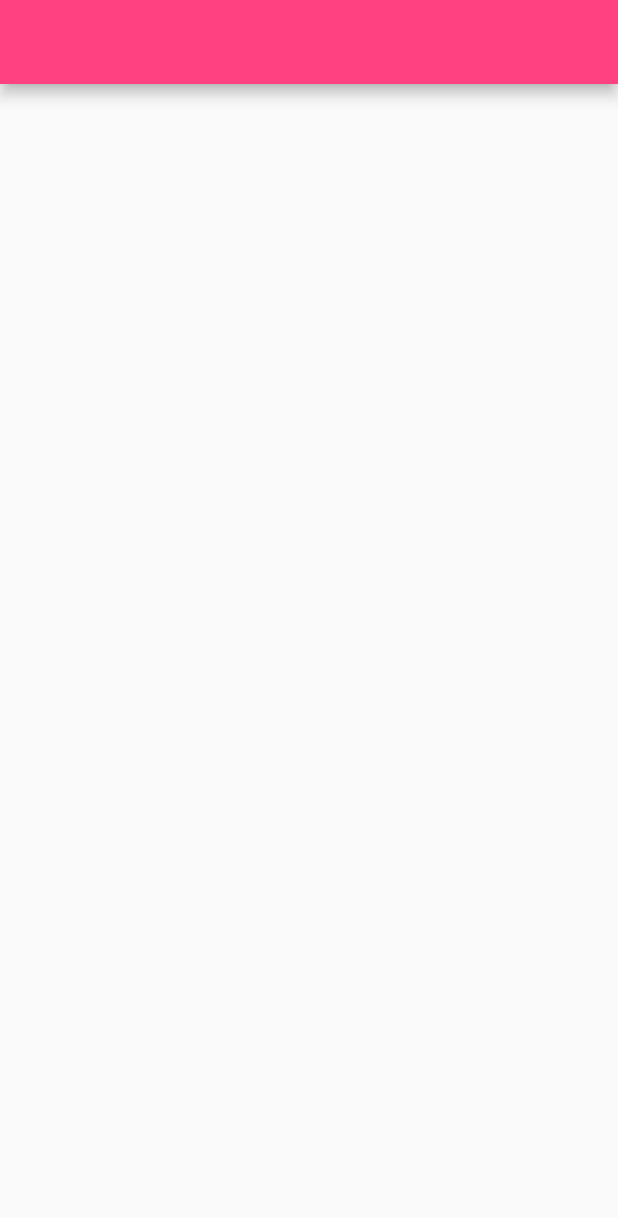
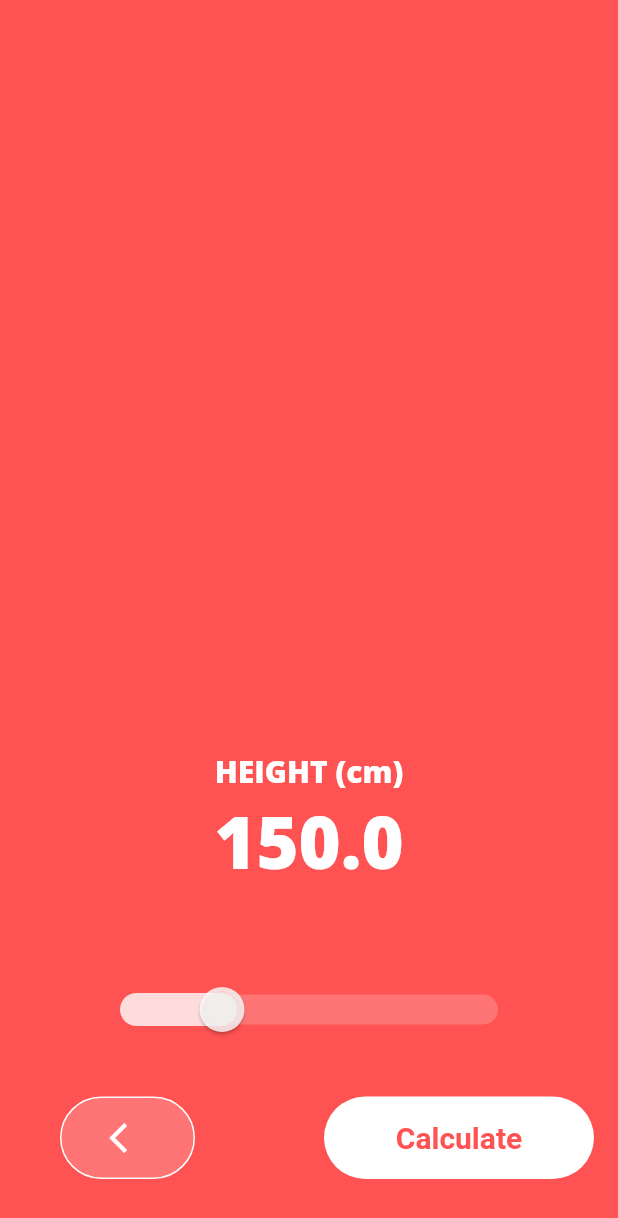
Before and after one commit to Sehajbir/BMI-Calculator, a Flutter app: the heightPage screen opened directly, on a phone screen of 412 x 824 dp. Shown: the top 1218 px of the screen. Run offline on Flutter 3.47's test engine with Material 2 defaults, Android fonts, the phone set to English and light mode, and no system bars; Roboto replaces fonts that are missing (Open Sans).

Commit message:
Added Height Page along with Page Transition animations

```diff
--- a/lib/main.dart
+++ b/lib/main.dart
@@ -1,6 +1,26 @@
 import 'package:flutter/material.dart';
+import 'package:flutter/cupertino.dart';
 
 void main() => runApp(MyApp());
+
+class BMI{
+  double weight;
+  double height;
+  BMI(){
+    weight = 40;
+    height = 150;
+  }
+
+  void setWeight(var a){
+    weight = a;
+  }
+
+  void setHeight(var a){
+    height = a;
+  }
+}
+
+BMI obj = new BMI();
 
 class MyApp extends StatelessWidget {
   @override
@@ -11,6 +31,10 @@ class MyApp extends StatelessWidget {
         primarySwatch: Colors.blue
       ),
       home: MyHomePage(),
+      routes: <String, WidgetBuilder>{
+        '/weight' : (BuildContext context) => Page1(),
+        '/height' : (BuildContext context) => heightPage()
+      }
     );
   }
 }
@@ -61,8 +85,7 @@ class _MyHomepageState extends State<MyHomePage> {
                 onWillAccept: (data) { return true;},
                 onAccept: (data){
                     if(data == 1) {
-                      Navigator.push(context, MaterialPageRoute(
-                          builder: (context) => LaunchedPage()));
+                      Navigator.push(context, CupertinoPageRoute(builder: (context) => Page1()));
                     }
                 },
               ),
@@ -88,20 +111,6 @@ class _MyHomepageState extends State<MyHomePage> {
   }
 }
 
-class LaunchedPage extends StatelessWidget{
-  @override
-  Widget build(BuildContext context) {
-    return MaterialApp(
-      debugShowCheckedModeBanner: false,
-      theme: ThemeData(
-        primarySwatch: Colors.green,
-      ),
-      home: Page1()
-    );
-  }
-}
-
-
 class Page1 extends StatefulWidget{
   @override
   _Page1State createState() => _Page1State();
@@ -109,7 +118,7 @@ class Page1 extends StatefulWidget{
 }
 
 class _Page1State extends State <Page1>{
-  var weight = 40.0;
+  var weight = obj.weight;
   @override
   Widget build(BuildContext context) {
 
@@ -125,7 +134,7 @@ class _Page1State extends State <Page1>{
             Padding(
               padding: const EdgeInsets.only(bottom: 50.0),
               child: Center(
-                child: Text(weight.toString(), style: TextStyle(fontWeight: FontWeight.w900, fontSize: 48, fontFamily: 'Open Sans', color: Colors.white),),
+                child: Text(obj.weight.toString(), style: TextStyle(fontWeight: FontWeight.w900, fontSize: 48, fontFamily: 'Open Sans', color: Colors.white),),
               ),
             ),
             Padding(
@@ -149,7 +158,7 @@ class _Page1State extends State <Page1>{
                         child: Container(
                           width: 300,
                           child: new Slider(
-                              value: weight,
+                              value: obj.weight,
                               min: 30,
                               max: 150,
                               divisions: 120,
@@ -157,7 +166,8 @@ class _Page1State extends State <Page1>{
                               inactiveColor: Colors.white.withOpacity(0.2),
                               onChanged: (_value) {
                                 setState(() {
-                                  weight = _value;
+                                  this.weight = _value;
+                                  obj.setWeight(_value);
                                 });
                               },
 
@@ -184,8 +194,7 @@ class _Page1State extends State <Page1>{
                     ),
 //                    color: Colors.white.withOpacity(0.2),
                     child: new IconButton(icon: Icon(Icons.arrow_back_ios, color: Colors.white,), onPressed: () {
-                      Navigator.push(context, MaterialPageRoute(
-                          builder: (context) => MyHomePage()));
+                      Navigator.pop(context);
                     }),
                   ),
                 ),
@@ -208,7 +217,7 @@ class _Page1State extends State <Page1>{
                       ),
 
                       onPressed: () {
-                          Navigator.push(context, MaterialPageRoute(builder: (context) => HeightPage()));
+                          Navigator.push(context, CupertinoPageRoute(builder: (BuildContext context) => heightPage()));
                         },
                       ),
 //                      new Container(
@@ -237,19 +246,6 @@ class _Page1State extends State <Page1>{
 
 }
 
-class HeightPage extends StatelessWidget{
-  @override
-  Widget build(BuildContext context) {
-    return MaterialApp(
-      debugShowCheckedModeBanner: false,
-      theme: ThemeData(
-        primarySwatch: Colors.pink,
-      ),
-      home: heightPage(),
-    );
-  }
-}
-
 // ignore: camel_case_types
 class heightPage extends StatefulWidget{
   @override
@@ -258,12 +254,118 @@ class heightPage extends StatefulWidget{
 }
 
 class _HeightPage extends State <heightPage>{
+  var height = obj.height;
+
   @override
   Widget build(BuildContext context) {
     return Scaffold(
-      appBar: AppBar(
-        backgroundColor: Colors.pinkAccent,
-      ),
+      backgroundColor: Colors.redAccent,
+      body: Center(
+        child: Column(
+          children: <Widget>[
+            new Expanded(child: Container()),
+            Center(
+              child: Text("HEIGHT (cm)", style: TextStyle(fontWeight: FontWeight.w900, fontSize: 20, fontFamily: 'Open Sans', color: Colors.white),),
+            ),
+            Padding(
+              padding: const EdgeInsets.only(bottom: 50.0),
+              child: Center(
+                child: Text(obj.height.toString(), style: TextStyle(fontWeight: FontWeight.w900, fontSize: 48, fontFamily: 'Open Sans', color: Colors.white),),
+              ),
+            ),
+            Padding(
+              padding: const EdgeInsets.only(bottom: 20.0),
+              child: new Container(
+                width: double.infinity,
+                height: 60,
+                color: Colors.transparent,
+                child: Row(
+                  children: <Widget>[
+                    new Expanded(child: Container()),
+                    SliderTheme(
+                      data: SliderThemeData(
+                          trackHeight: 20,
+                          inactiveTrackColor: Colors.white,
+                          thumbColor: Colors.white.withOpacity(1.0),
+                          thumbShape: RoundSliderThumbShape(enabledThumbRadius: 15.0, disabledThumbRadius: 20.0)
+                      ),
+                      child: Padding(
+                        padding: const EdgeInsets.only(left: 8.0, right: 8.0),
+                        child: Container(
+                          width: 300,
+                          child: new Slider(
+                            value: obj.height,
+                            min: 120,
+                            max: 240,
+                            divisions: 120,
+                            activeColor: Colors.white.withOpacity(0.8),
+                            inactiveColor: Colors.white.withOpacity(0.2),
+                            onChanged: (_value) {
+                              setState(() {
+                                this.height = _value;
+                                obj.setHeight(_value);
+                              });
+                            },
+
+                          ),
+                        ),
+                      ),
+                    ),
+                    new Expanded(child: Container())
+                  ],
+                ),
+              ),
+            ),
+            Row(
+              children: <Widget>[
+                Padding(
+                  padding: const EdgeInsets.only(bottom: 30.0, left: 40.0),
+                  child: new Container(
+                    width: 90,
+                    height: 55,
+                    decoration: BoxDecoration(
+                      border: Border.all(color: Colors.white, width: 1),
+                      borderRadius: BorderRadius.all(Radius.circular(40.0)),
+                      color: Colors.white.withOpacity(0.2),
+                    ),
+//                    color: Colors.white.withOpacity(0.2),
+                    child: new IconButton(icon: Icon(Icons.arrow_back_ios, color: Colors.white,), onPressed: () {
+                      Navigator.pop(context);
+                    }),
+                  ),
+                ),
+                new Expanded(child: Container()),
+                Padding(
+                  padding: const EdgeInsets.only(bottom: 30.0, right: 0.0),
+                  child: ButtonBar(
+                    children: <Widget>[
+                      FlatButton(
+                        child: new Container(
+                            width: 180,
+                            height: 55,
+                            decoration: BoxDecoration(
+                                color: Colors.white,
+                                borderRadius: BorderRadius.all(Radius.circular(40.0))
+                            ),
+                            child: new Center(
+                              child: Text("Calculate", style: TextStyle(fontSize: 20, color: Colors.redAccent, fontFamily: 'Roboto', fontWeight: FontWeight.bold), ),
+                            )
+                        ),
+
+                        onPressed: () {
+
+                        },
+                      ),
+
+                    ],
+                  ),
+                ),
+
+              ],
+            )
+          ],
+        ),
+      )
     );
   }
 
```
